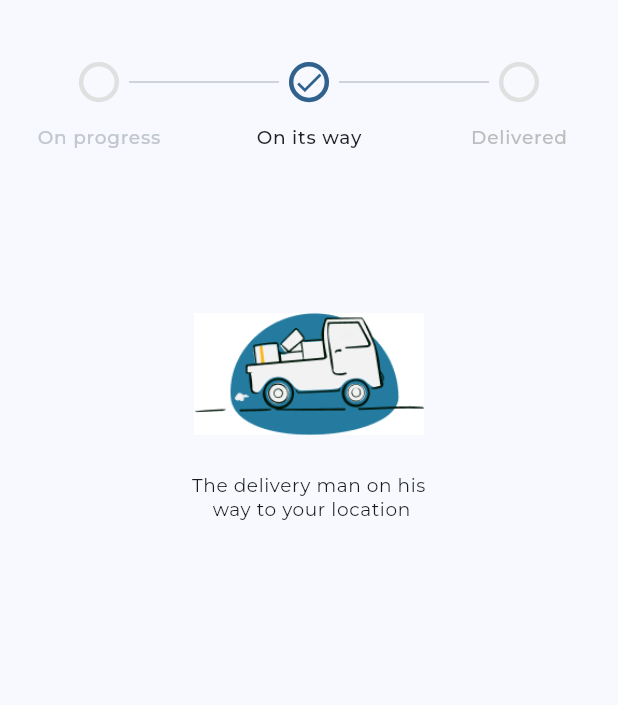
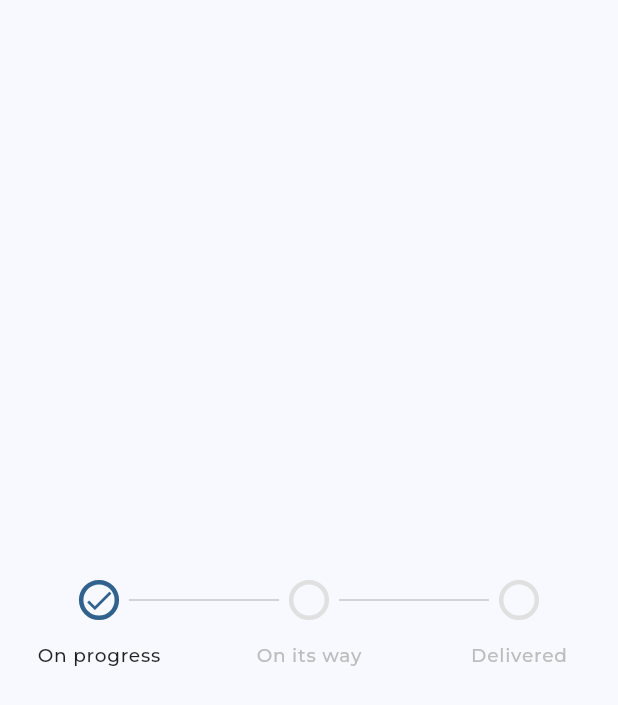
Before and after one commit to Bit-Camp-IO/E-Fashion_Flutter, a Flutter app: the CustomEasyStepper widget shown alone on an empty page, opened directly, on a phone screen of 412 x 824 dp. Shown: the top 705 px of the screen. Run offline on Flutter 3.47's test engine with Material 2 defaults, Android fonts, the phone set to English and light mode, and no system bars; drawn by our look-alikes of easy_stepper; our stand-ins replace auto_route, cached_network_image, dio, equatable, flutter_bloc, flutter_screenutil and 3 more; network calls fail; project files that could hold a hidden picture were left out.

Commit message:
add easy stepper

```diff
--- a/lib/features/account/presentation/components/account_skew_clipper.dart
+++ b/lib/features/account/presentation/components/account_skew_clipper.dart
@@ -8,10 +8,8 @@ class AccountSkewClipper extends CustomClipper<Path> {
     path_0.cubicTo(0, size.height * 0.02470683, size.width * 0.1069514, size.height * -0.01879964, size.width * 0.1991653, size.height * 0.009962284);
     path_0.lineTo(size.width * 0.9213861, size.height * 0.2352266);
     path_0.cubicTo(size.width * 0.9694472, size.height * 0.2502158, size.width, size.height * 0.2817050, size.width, size.height * 0.3162446);
-    path_0.lineTo(size.width, size.height * 0.9460432);
-    path_0.cubicTo(size.width, size.height * 0.9758435, size.width * 0.9626917, size.height, size.width * 0.9166667, size.height);
-    path_0.lineTo(size.width * 0.08333333, size.height);
-    path_0.cubicTo(size.width * 0.03730972, size.height, 0, size.height * 0.9758435, 0, size.height * 0.9460432);
+    path_0.lineTo(size.width, size.height);
+    path_0.lineTo(0, size.height);
     path_0.lineTo(0, size.height * 0.09098004);
     path_0.close();
 
--- a/lib/features/account/presentation/components/custom_easy_stepper.dart
+++ b/lib/features/account/presentation/components/custom_easy_stepper.dart
@@ -10,44 +10,23 @@ class CustomEasyStepper extends StatefulWidget {
 }
 
 class _CustomEasyStepperState extends State<CustomEasyStepper> {
-  int activeIndex = 1;
-  final List<String> orderStatusImages = const [
-    "assets/images/stepper_image1.jpg",
-    "assets/images/stepper_image2.jpg",
-    "assets/images/stepper_image3.jpg",
-  ];
-  final List<String> orderStatusMessages = const [
-    "Your order still on progress \n it may take hours",
-    "The delivery man on his \n way to your location",
-    "Your order has been \n delivered, hope you liked it",
-  ];
+  int activeColor = 0;
   @override
   Widget build(BuildContext context) {
-    return Column(
-      children: [
-        SizedBox(
-          height: 24.h,
-        ),
-        EasyStepper(
-          activeStep: activeIndex,
+    return EasyStepper(
+      activeStep: 0,
       lineLength: 100,
       lineSpace: 0,
       lineType: LineType.normal,
       defaultLineColor: Theme.of(context).colorScheme.outlineVariant,
-          //finishedLineColor: Theme.of(context).colorScheme.primary,
+      finishedLineColor: Colors.orange,
       activeStepTextColor: Colors.black87,
-          finishedStepTextColor: Theme.of(context).colorScheme.outlineVariant,
+      finishedStepTextColor: Colors.black87,
       internalPadding: 0,
       showLoadingAnimation: false,
       stepRadius: 20,
       showStepBorder: false,
       lineThickness: 1,
-          activeStepBorderColor: Theme.of(context).colorScheme.primary,
-          activeStepIconColor: Theme.of(context).colorScheme.primary,
-          finishedStepBorderColor: Colors.grey[300],
-          finishedStepBorderType: BorderType.normal,
-          //activeLineColor: Theme.of(context).colorScheme.primary,
-          finishedStepBackgroundColor: Colors.transparent,
       steps: [
         EasyStep(
           customStep: Container(
@@ -56,11 +35,11 @@ class _CustomEasyStepperState extends State<CustomEasyStepper> {
             decoration: BoxDecoration(
               shape: BoxShape.circle,
               border: Border.all(
-                    color: activeIndex == 0 ? Theme.of(context).colorScheme.primary : Colors.grey[300]!,
+                color: activeColor == 0 ? Theme.of(context).colorScheme.primary : Colors.grey[300]!,
                 width: 3.0,
               ),
             ),
-                child: activeIndex == 0
+            child: activeColor == 0
                 ? Icon(
                     Icons.check,
                     size: 22.0,
@@ -77,11 +56,11 @@ class _CustomEasyStepperState extends State<CustomEasyStepper> {
             decoration: BoxDecoration(
               shape: BoxShape.circle,
               border: Border.all(
-                    color: activeIndex == 1 ? Theme.of(context).colorScheme.primary : Colors.grey[300]!,
+                color: activeColor == 1 ? Theme.of(context).colorScheme.primary : Colors.grey[300]!,
                 width: 3.0,
               ),
             ),
-                child: activeIndex == 1
+            child: activeColor == 1
                 ? Icon(
                     Icons.check,
                     size: 22.0,
@@ -99,11 +78,11 @@ class _CustomEasyStepperState extends State<CustomEasyStepper> {
             decoration: BoxDecoration(
               shape: BoxShape.circle,
               border: Border.all(
-                    color: activeIndex == 2 ? Theme.of(context).colorScheme.primary : Colors.grey[300]!,
+                color: activeColor == 2 ? Theme.of(context).colorScheme.primary : Colors.grey[300]!,
                 width: 3.0,
               ),
             ),
-                child: activeIndex == 2
+            child: activeColor == 2
                 ? Icon(
                     Icons.check,
                     size: 22.0,
@@ -114,25 +93,7 @@ class _CustomEasyStepperState extends State<CustomEasyStepper> {
           title: 'Delivered',
         ),
       ],
-          onStepReached: (index) => setState(() => activeIndex = index),
-        ),
-        SizedBox(
-          height: 97.h,
-        ),
-        Image(
-          width: 134.w,
-          fit: BoxFit.cover,
-          image: AssetImage(orderStatusImages[activeIndex]),
-        ),
-        SizedBox(
-          height: 24.h,
-        ),
-        Text(
-          orderStatusMessages[activeIndex],
-          textAlign: TextAlign.center,
-          style: Theme.of(context).textTheme.bodySmall,
-        ),
-      ],
+      // onStepReached: (index) => setState(() => activeStep = index),
     );
   }
 }
```
Also changed, not shown: lib/features/account/presentation/components/account_clipped_container.dart (+8 -4 lines), lib/features/account/presentation/screens/order_status_screen.dart (+28 -1 lines). Lines whose indentation alone changed are shown as unchanged.
